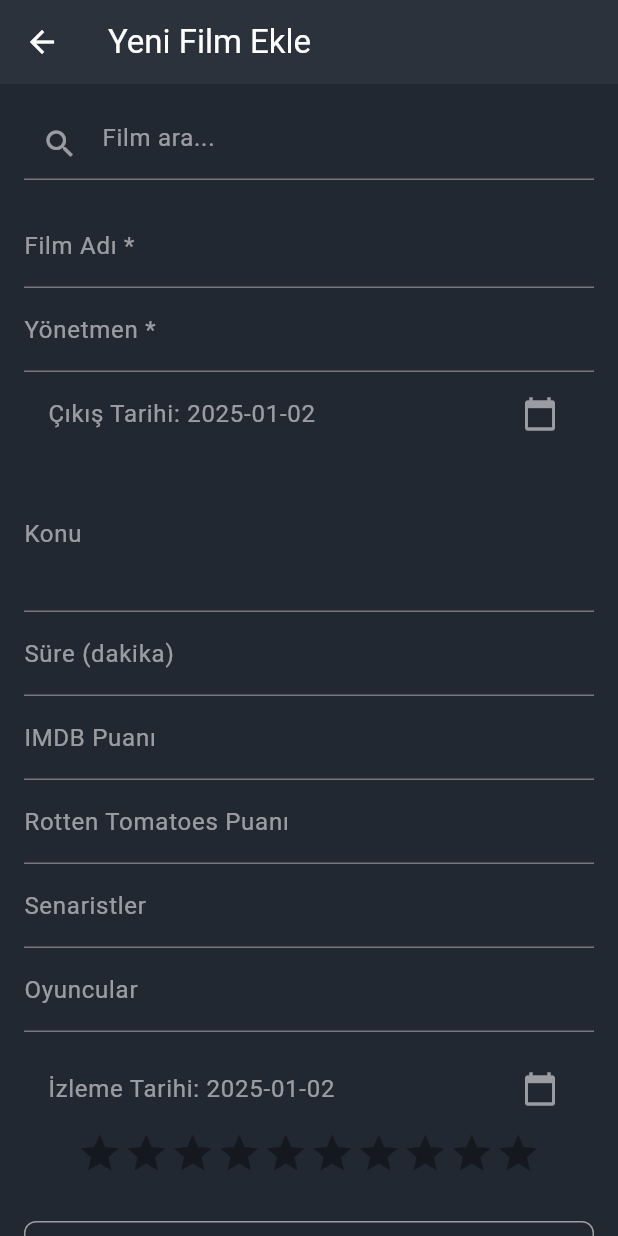
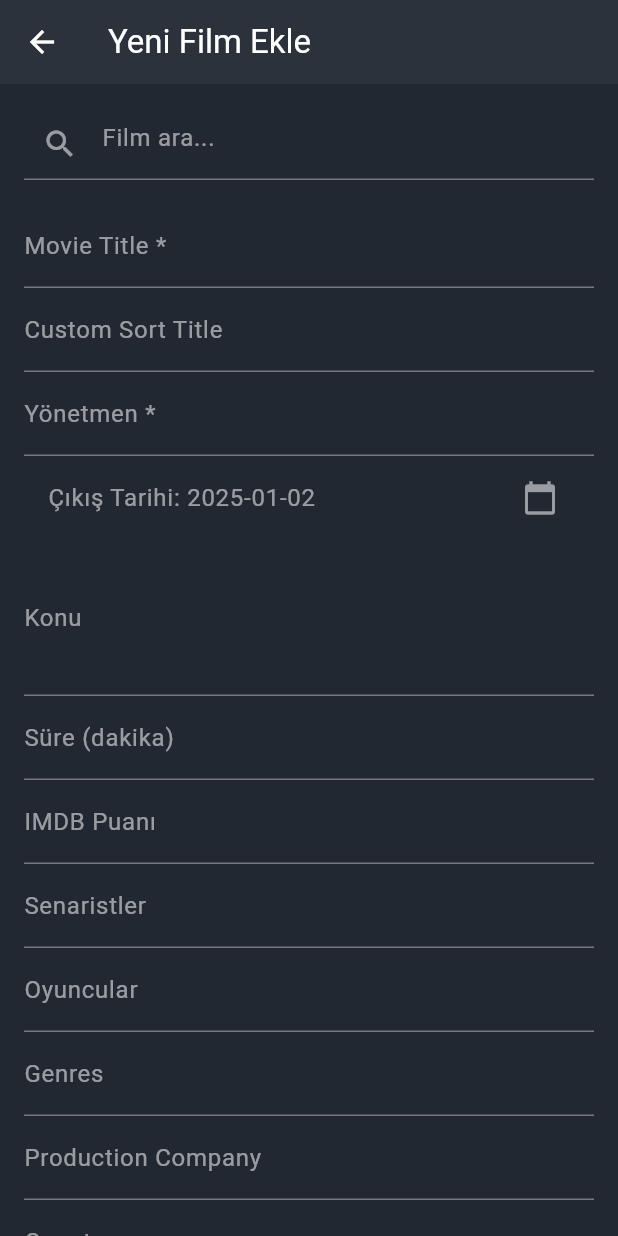
Before and after one commit to MertAliUzun/movie_collections_mobile, a Flutter app: the AddMovieScreen screen opened directly, on a phone screen of 412 x 824 dp. Run offline on Flutter 3.47's test engine with Material 3 defaults, Android fonts, the phone set to English and light mode, and no system bars; drawn by our look-alikes of flutter_rating_bar; our stand-ins replace flutter_dotenv, image_picker, shared_preferences, supabase_flutter; missing offline and left inert: cloudinary_public; accounts and stored records are empty.

Commit message:
v 2.0 (updated movie model)

```diff
--- a/lib/models/movie_model.dart
+++ b/lib/models/movie_model.dart
@@ -5,7 +5,6 @@ class Movie {
   final String? plot;
   final int? runtime;
   final double? imdbRating;
-  final double? rtRating;
   final List<String>? writers;
   final List<String>? actors;
   bool watched;
@@ -14,13 +13,15 @@ class Movie {
   DateTime? watchDate;
   double? userScore;
   double? hypeScore;
-  //final List<String>? genres;
-  //final double? popularity;
-  //final String? productionCompany;
-  //final String? customSortTitle
-  //final double? budget;
-  //final double? revenue;
+  final List<String>? genres;
+  final String? productionCompany;
+  final String? customSortTitle;
+  final String? country;
+  final double? popularity;
+  final double? budget;
+  final double? revenue;
   //final int customSortOrder;
+
   //delete writers
     /*"cast": [
         {"id": 123456, "name": "Tessa Thompson", "character": "Lady", "order": 1},
@@ -34,7 +35,6 @@ class Movie {
     this.plot,
     this.runtime,
     this.imdbRating,
-    this.rtRating,
     this.writers,
     this.actors,
     required this.watched,
@@ -43,6 +43,13 @@ class Movie {
     this.watchDate,
     this.userScore,
     this.hypeScore,
+    this.genres,
+    this.productionCompany,
+    this.customSortTitle,
+    this.country,
+    this.popularity,
+    this.budget,
+    this.revenue,
   });
 
   Map<String, dynamic> toJson() {
@@ -53,7 +60,6 @@ class Movie {
       'plot': plot,
       'runtime': runtime,
       'imdb_rating': imdbRating,
-      'rt_rating': rtRating,
       'writers': writers,
       'actors': actors,
       'watched': watched,
@@ -62,6 +68,13 @@ class Movie {
       'watch_date': watchDate?.toIso8601String(),
       'user_score': userScore,
       'hype_score': hypeScore,
+      'genres': genres,
+      'production_company': productionCompany,
+      'custom_sort_title' : customSortTitle,
+      'country' : country,
+      'popularity': popularity,
+      'budget' : budget,
+      'revenue' : revenue,
     };
   }
 
@@ -73,7 +86,6 @@ class Movie {
       plot: json['plot'],
       runtime: json['runtime'],
       imdbRating: json['imdb_rating']?.toDouble(),
-      rtRating: json['rt_rating']?.toDouble(),
       writers: json['writers'] != null ? List<String>.from(json['writers']) : null,
       actors: json['actors'] != null ? List<String>.from(json['actors']) : null,
       watched: json['watched'],
@@ -82,6 +94,13 @@ class Movie {
       watchDate: json['watch_date'] != null ? DateTime.parse(json['watch_date']) : null,
       userScore: json['user_score']?.toDouble(),
       hypeScore: json['hype_score']?.toDouble(),
+      genres: json['genres'] != null ? List<String>.from(json['genres']) : null,
+      productionCompany: json['production_company'],
+      customSortTitle: json['custom_sort_title'],
+      country: json['country'],
+      popularity: json['popularity']?.toDouble(),
+      budget: json['budget']?.toDouble(),
+      revenue: json['revenue']?.toDouble(),
     );
   }
 }
--- a/lib/screens/add_movie_screen.dart
+++ b/lib/screens/add_movie_screen.dart
@@ -27,9 +27,15 @@ class _AddMovieScreenState extends State<AddMovieScreen> {
   final _plotController = TextEditingController();
   final _runtimeController = TextEditingController();
   final _imdbRatingController = TextEditingController();
-  final _rtRatingController = TextEditingController();
   final _writersController = TextEditingController();
   final _actorsController = TextEditingController();
+  final _sortTitleController = TextEditingController();
+  final _genresController = TextEditingController();
+  final _productionCompanyController = TextEditingController();
+  final _countryController = TextEditingController();
+  final _popularityController = TextEditingController();
+  final _budgetController = TextEditingController();
+  final _revenueController = TextEditingController();
   DateTime _selectedDate = DateTime.now();
   DateTime _watchedDate = DateTime.now();
   double _userScore = 0.0;
@@ -191,9 +197,8 @@ class _AddMovieScreenState extends State<AddMovieScreen> {
           _imdbRatingController.text = movieDetails['vote_average'].toString().length >= 3 ?
             movieDetails['vote_average']?.toString().substring(0,3) ?? '' :
             movieDetails['vote_average']?.toString() ?? '';
-          _rtRatingController.text = '0';
           _writersController.text = movieDetails['credits']['crew']
-              .where((member) => member['job'] == 'Writer')
+              .where((member) => member['department'] == 'Writing')
               .map((writer) => writer['name'])
               .join(', ') ?? '';
           _actorsController.text = movieDetails['credits']['cast']
@@ -206,6 +211,18 @@ class _AddMovieScreenState extends State<AddMovieScreen> {
           }
           //_imageLink = movieDetails['Poster'] ?? '';
           _imageLink = 'https://image.tmdb.org/t/p/w500${movieDetails['poster_path']}';
+          _genresController.text = movieDetails['genres'] != null
+              ? movieDetails['genres'].map((genre) => genre['name']).join(', ')
+              : '';
+          _productionCompanyController.text = movieDetails['production_companies'] != null
+              ? movieDetails['production_companies'].map((company) => company['name']).join(', ')
+              : '';
+          _countryController.text = movieDetails['production_countries'] != null
+              ? movieDetails['production_countries'].map((country) => country['name']).join(', ')
+              : '';
+          _popularityController.text = movieDetails['popularity']?.toString() ?? '';
+          _budgetController.text = movieDetails['budget']?.toString() ?? '';
+          _revenueController.text = movieDetails['revenue']?.toString() ?? '';
         });
         _searchController.clear();
         _searchResults = [];
@@ -235,21 +252,33 @@ class _AddMovieScreenState extends State<AddMovieScreen> {
         imdbRating: _imdbRatingController.text.isNotEmpty
             ? double.tryParse(_imdbRatingController.text)
             : null,
-        rtRating: _rtRatingController.text.isNotEmpty
-            ? double.tryParse(_rtRatingController.text)
-            : null,
         writers: _writersController.text.isNotEmpty
             ? _writersController.text.split(',').map((e) => e.trim()).toList()
             : null,
         actors: _actorsController.text.isNotEmpty
             ? _actorsController.text.split(',').map((e) => e.trim()).toList()
             : null,
+        watched: !widget.isFromWishlist,
+        imageLink: _imageLink ?? '',
+        userEmail: 'test@test.com', // Replace with actual user email if needed
         watchDate: widget.isFromWishlist ? null : _watchedDate,
         userScore: widget.isFromWishlist ? null : _userScore,
         hypeScore: widget.isFromWishlist ? _hypeScore : null,
-        watched: !widget.isFromWishlist,
-        imageLink: _imageLink ?? '',
-        userEmail: 'test@test.com',
+        genres: _genresController.text.isNotEmpty
+            ? _genresController.text.split(',').map((e) => e.trim()).toList()
+            : null,
+        productionCompany: _productionCompanyController.text.isNotEmpty ? _productionCompanyController.text : null,
+        customSortTitle: _sortTitleController.text.isNotEmpty ? _sortTitleController.text : null,
+        country: _countryController.text.isNotEmpty ? _countryController.text : null,
+        popularity: _popularityController.text.isNotEmpty
+            ? double.tryParse(_popularityController.text)
+            : null,
+        budget: _budgetController.text.isNotEmpty
+            ? double.tryParse(_budgetController.text)
+            : null,
+        revenue: _revenueController.text.isNotEmpty
+            ? double.tryParse(_revenueController.text)
+            : null,
       );
 
       try {
@@ -279,11 +308,11 @@ class _AddMovieScreenState extends State<AddMovieScreen> {
       _plotController.text = widget.movie!.plot ?? '';
       _runtimeController.text = widget.movie!.runtime?.toString() ?? '';
       _imdbRatingController.text = widget.movie!.imdbRating?.toString() ?? '';
-      _rtRatingController.text = widget.movie!.rtRating?.toString() ?? '';
       _writersController.text = widget.movie!.writers?.join(', ') ?? '';
       _actorsController.text = widget.movie!.actors?.join(', ') ?? '';
       _selectedDate = widget.movie!.releaseDate;
       _imageLink = widget.movie!.imageLink;
+      _sortTitleController.text = widget.movie!.customSortTitle ?? '';
     }
   }
 
@@ -355,7 +384,7 @@ class _AddMovieScreenState extends State<AddMovieScreen> {
               const SizedBox(height: 16),
               TextFormField(
                 controller: _movieNameController,
-                decoration: const InputDecoration(labelText: 'Film Adı *', labelStyle: TextStyle(color: Colors.white54),),
+                decoration: const InputDecoration(labelText: 'Movie Title *', labelStyle: TextStyle(color: Colors.white54),),
                 style: const TextStyle(color: Colors.white),
                 validator: (value) {
                   if (value == null || value.isEmpty) {
@@ -363,6 +392,11 @@ class _AddMovieScreenState extends State<AddMovieScreen> {
                   }
                   return null;
                 },
+              ),
+              TextFormField(
+                controller: _sortTitleController,
+                decoration: const InputDecoration(labelText: 'Custom Sort Title', labelStyle: TextStyle(color: Colors.white54),),
+                style: const TextStyle(color: Colors.white),
               ),
               TextFormField(
                 controller: _directorNameController,
@@ -420,21 +454,6 @@ class _AddMovieScreenState extends State<AddMovieScreen> {
                 },
               ),
               TextFormField(
-                controller: _rtRatingController,
-                decoration: const InputDecoration(labelText: 'Rotten Tomatoes Puanı', labelStyle: TextStyle(color: Colors.white54),),
-                keyboardType: TextInputType.number,
-                validator: (value) {
-                  if (value != null && value.isNotEmpty) {
-                    final number = double.tryParse(value);
-                    if (number == null || number < 0 || number > 100) {
-                      return 'Geçerli bir puan girin (0-100)';
-                    }
-                  }
-                  return null;
-                },
-                style: const TextStyle(color: Colors.white),
-              ),
-              TextFormField(
                 controller: _writersController,
                 decoration: const InputDecoration(
                   labelText: 'Senaristler',
@@ -452,6 +471,39 @@ class _AddMovieScreenState extends State<AddMovieScreen> {
                 ),
                 style: const TextStyle(color: Colors.white),
                 //User Section
+              ),
+                            TextFormField(
+                controller: _genresController,
+                decoration: const InputDecoration(labelText: 'Genres', labelStyle: TextStyle(color: Colors.white54)),
+                style: const TextStyle(color: Colors.white),
+              ),
+              TextFormField(
+                controller: _productionCompanyController,
+                decoration: const InputDecoration(labelText: 'Production Company', labelStyle: TextStyle(color: Colors.white54)),
+                style: const TextStyle(color: Colors.white),
+              ),
+              TextFormField(
+                controller: _countryController,
+                decoration: const InputDecoration(labelText: 'Country', labelStyle: TextStyle(color: Colors.white54)),
+                style: const TextStyle(color: Colors.white),
+              ),
+              TextFormField(
+                controller: _popularityController,
+                decoration: const InputDecoration(labelText: 'Popularity', labelStyle: TextStyle(color: Colors.white54)),
+                keyboardType: TextInputType.number,
+                style: const TextStyle(color: Colors.white),
+              ),
+              TextFormField(
+                controller: _budgetController,
+                decoration: const InputDecoration(labelText: 'Budget', labelStyle: TextStyle(color: Colors.white54)),
+                keyboardType: TextInputType.number,
+                style: const TextStyle(color: Colors.white),
+              ),
+              TextFormField(
+                controller: _revenueController,
+                decoration: const InputDecoration(labelText: 'Revenue', labelStyle: TextStyle(color: Colors.white54)),
+                keyboardType: TextInputType.number,
+                style: const TextStyle(color: Colors.white),
               ),
               SizedBox(height: 10,),
               if (!widget.isFromWishlist) ...{
@@ -549,13 +601,19 @@ class _AddMovieScreenState extends State<AddMovieScreen> {
     _debounce?.cancel();
     _searchController.dispose();
     _movieNameController.dispose();
+    _sortTitleController.dispose();
     _directorNameController.dispose();
     _plotController.dispose();
     _runtimeController.dispose();
     _imdbRatingController.dispose();
-    _rtRatingController.dispose();
     _writersController.dispose();
     _actorsController.dispose();
+    _genresController.dispose();
+    _productionCompanyController.dispose();
+    _countryController.dispose();
+    _popularityController.dispose();
+    _budgetController.dispose();
+    _revenueController.dispose();
     super.dispose();
   }
 }
--- a/lib/screens/collection_screen.dart
+++ b/lib/screens/collection_screen.dart
@@ -62,8 +62,6 @@ class _CollectionScreenState extends State<CollectionScreen> {
         comparison = a.directorName.compareTo(b.directorName);
       } else if (_sortBy == 'imdbRating') {
         comparison = a.imdbRating!.compareTo(b.imdbRating!);
-      } else if (_sortBy == 'rtRating') {
-        comparison = a.rtRating!.compareTo(b.rtRating!);
       } else if (_sortBy == 'runtime') {
         comparison = a.runtime!.compareTo(b.runtime!);
       } else if (_sortBy == 'userScore') {
--- a/lib/screens/wishlist_screen.dart
+++ b/lib/screens/wishlist_screen.dart
@@ -60,8 +60,6 @@ class _WishlistScreenState extends State<WishlistScreen> {
         comparison = a.directorName.compareTo(b.directorName);
       } else if (_sortBy == 'imdbRating') {
         comparison = a.imdbRating!.compareTo(b.imdbRating!);
-      } else if (_sortBy == 'rtRating') {
-        comparison = a.rtRating!.compareTo(b.rtRating!);
       } else if (_sortBy == 'runtime') {
         comparison = a.runtime!.compareTo(b.runtime!);
       } else if (_sortBy == 'hypeScore') {
```
Also changed, not shown: lib/screens/edit_movie_screen.dart (+0 -21 lines).
